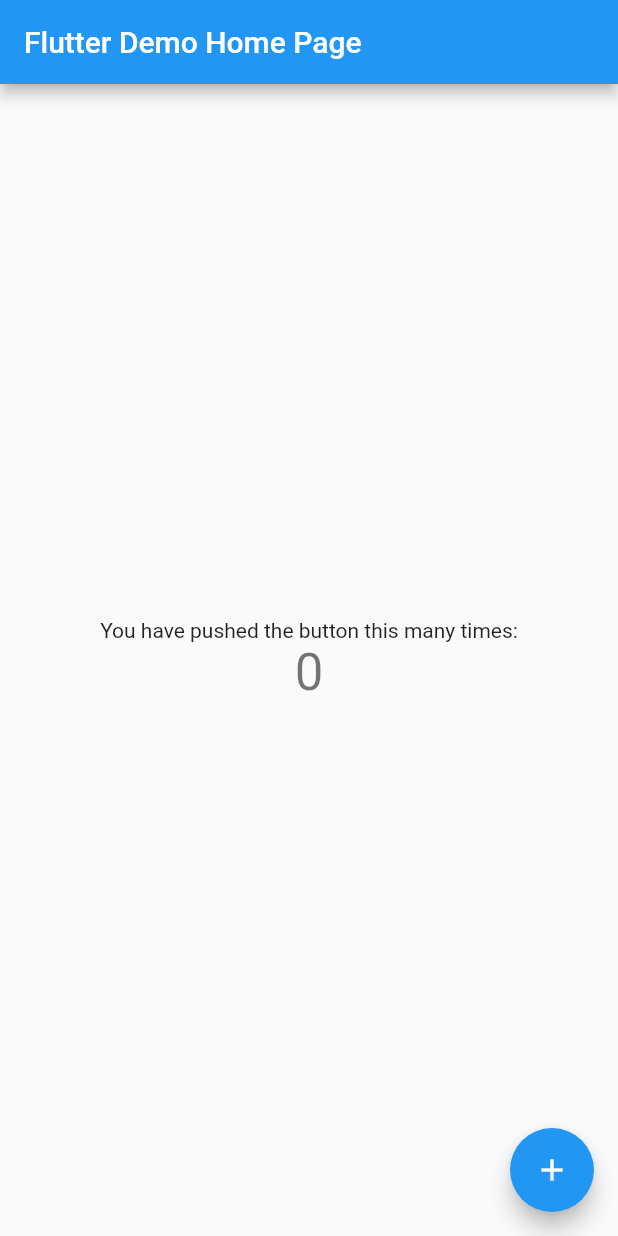
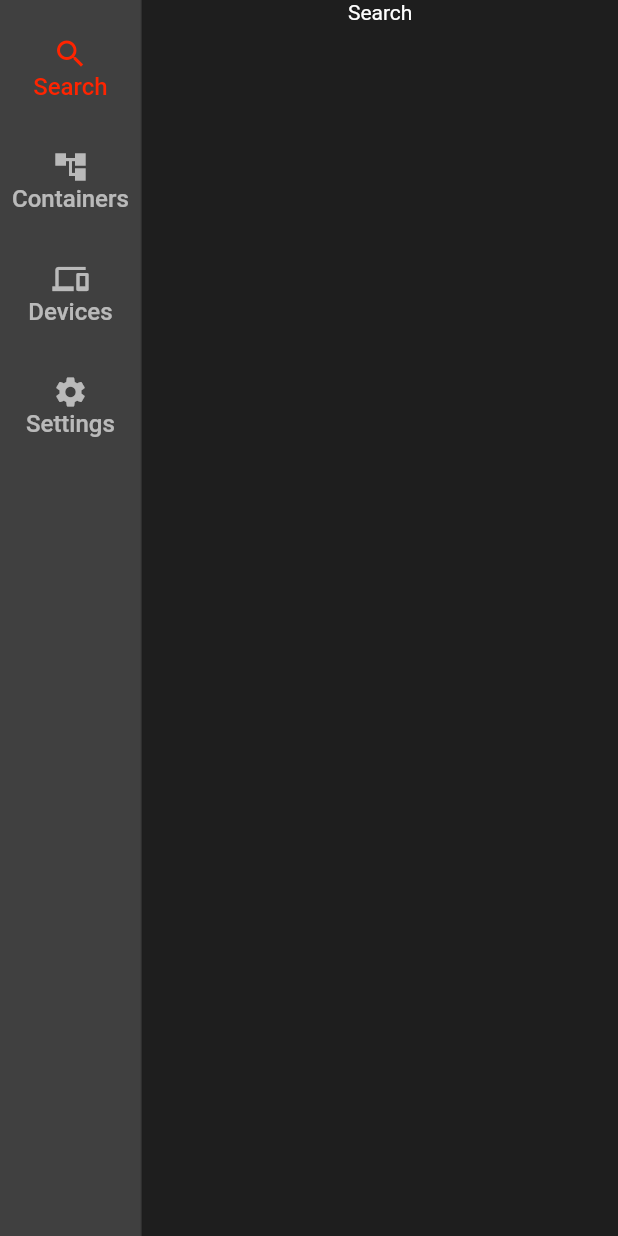
Before and after one commit to 049er/tswiri_base, a Flutter app: the screen it shows after launch, on a phone screen of 412 x 824 dp. Run offline on Flutter 3.47's test engine with Material 2 defaults, Android fonts, the phone set to English and light mode, and no system bars; our stand-ins replace camera, google_sign_in, pdf, sensors_plus, shared_preferences; missing offline and left inert: flutter_archive, flutter_isolate, google_mlkit_barcode_scanning, google_mlkit_image_labeling, google_mlkit_object_detection, google_mlkit_text_recognition and 3 more; accounts and stored records are empty.

Commit message:
Desktop Example

```diff
--- a/examples/desktop_example/lib/main.dart
+++ b/examples/desktop_example/lib/main.dart
@@ -1,6 +1,36 @@
+import 'dart:developer';
+
+import 'package:desktop_example/views/containers_view.dart';
+import 'package:desktop_example/views/devices_view.dart';
+import 'package:desktop_example/views/search_view.dart';
+import 'package:desktop_example/views/settings_view.dart';
 import 'package:flutter/material.dart';
+import 'package:tswiri_base/settings/desktop_settings.dart';
+import 'package:tswiri_base/theme/theme.dart';
+import 'package:tswiri_base/colors/colors.dart';
+import 'package:tswiri_database/desktop_database.dart';
+import 'package:tswiri_database/export.dart';
+import 'package:tswiri_database/functions/create_functions.dart';
+import 'package:tswiri_database/test_functions/populate_database.dart';
 
-void main() {
+void main() async {
+  WidgetsFlutterBinding.ensureInitialized();
+
+  //Load app settings.
+  // await load();
+  await loadDesktopSettings();
+
+  //Initiate Isar Storage Directories.
+  await initiateIsarDirectory();
+  await initiatePhotoStorage();
+
+  //Initiate Isar.
+  isar = initiateDesktopIsar();
+
+  //Populate the database for testing.
+  createBasicContainerTypes();
+  populateDatabase();
+
   runApp(const MyApp());
 }
 
@@ -11,105 +41,91 @@ class MyApp extends StatelessWidget {
   @override
   Widget build(BuildContext context) {
     return MaterialApp(
-      title: 'Flutter Demo',
-      theme: ThemeData(
-        // This is the theme of your application.
-        //
-        // Try running your application with "flutter run". You'll see the
-        // application has a blue toolbar. Then, without quitting the app, try
-        // changing the primarySwatch below to Colors.green and then invoke
-        // "hot reload" (press "r" in the console where you ran "flutter run",
-        // or simply save your changes to "hot reload" in a Flutter IDE).
-        // Notice that the counter didn't reset back to zero; the application
-        // is not restarted.
-        primarySwatch: Colors.blue,
-      ),
-      home: const MyHomePage(title: 'Flutter Demo Home Page'),
+      title: 'Tswiri Desktop Example',
+      theme: tswiriTheme,
+      home: const MyHomePage(),
+      debugShowCheckedModeBanner: false,
     );
   }
 }
 
 class MyHomePage extends StatefulWidget {
-  const MyHomePage({Key? key, required this.title}) : super(key: key);
-
-  // This widget is the home page of your application. It is stateful, meaning
-  // that it has a State object (defined below) that contains fields that affect
-  // how it looks.
-
-  // This class is the configuration for the state. It holds the values (in this
-  // case the title) provided by the parent (in this case the App widget) and
-  // used by the build method of the State. Fields in a Widget subclass are
-  // always marked "final".
-
-  final String title;
+  const MyHomePage({Key? key}) : super(key: key);
 
   @override
   State<MyHomePage> createState() => _MyHomePageState();
 }
 
 class _MyHomePageState extends State<MyHomePage> {
-  int _counter = 0;
+  int _selectedIndex = 0;
+  NavigationRailLabelType labelType = NavigationRailLabelType.all;
+  double groupAligment = -1.0;
 
-  void _incrementCounter() {
-    setState(() {
-      // This call to setState tells the Flutter framework that something has
-      // changed in this State, which causes it to rerun the build method below
-      // so that the display can reflect the updated values. If we changed
-      // _counter without calling setState(), then the build method would not be
-      // called again, and so nothing would appear to happen.
-      _counter++;
-    });
+  List<Widget> pages = [
+    const SearchView(),
+    const ContainersView(),
+    const DevicesView(),
+    const SettingsView(),
+  ];
+
+  @override
+  void initState() {
+    super.initState();
   }
 
   @override
   Widget build(BuildContext context) {
-    // This method is rerun every time setState is called, for instance as done
-    // by the _incrementCounter method above.
-    //
-    // The Flutter framework has been optimized to make rerunning build methods
-    // fast, so that you can just rebuild anything that needs updating rather
-    // than having to individually change instances of widgets.
     return Scaffold(
-      appBar: AppBar(
-        // Here we take the value from the MyHomePage object that was created by
-        // the App.build method, and use it to set our appbar title.
-        title: Text(widget.title),
-      ),
-      body: Center(
-        // Center is a layout widget. It takes a single child and positions it
-        // in the middle of the parent.
-        child: Column(
-          // Column is also a layout widget. It takes a list of children and
-          // arranges them vertically. By default, it sizes itself to fit its
-          // children horizontally, and tries to be as tall as its parent.
-          //
-          // Invoke "debug painting" (press "p" in the console, choose the
-          // "Toggle Debug Paint" action from the Flutter Inspector in Android
-          // Studio, or the "Toggle Debug Paint" command in Visual Studio Code)
-          // to see the wireframe for each widget.
-          //
-          // Column has various properties to control how it sizes itself and
-          // how it positions its children. Here we use mainAxisAlignment to
-          // center the children vertically; the main axis here is the vertical
-          // axis because Columns are vertical (the cross axis would be
-          // horizontal).
-          mainAxisAlignment: MainAxisAlignment.center,
-          children: <Widget>[
-            const Text(
-              'You have pushed the button this many times:',
-            ),
-            Text(
-              '$_counter',
-              style: Theme.of(context).textTheme.headline4,
-            ),
-          ],
+      body: _body(),
+    );
+  }
+
+  Widget _body() {
+    return Row(
+      children: [
+        _navigationRail(),
+        const VerticalDivider(thickness: 1, width: 1),
+        // This is the main content.
+
+        pages[_selectedIndex],
+      ],
+    );
+  }
+
+  Widget _navigationRail() {
+    return NavigationRail(
+      backgroundColor: background[400],
+      selectedIndex: _selectedIndex,
+      groupAlignment: groupAligment,
+      onDestinationSelected: (int index) {
+        setState(() {
+          _selectedIndex = index;
+          log(_selectedIndex.toString());
+        });
+      },
+      labelType: labelType,
+      destinations: const <NavigationRailDestination>[
+        NavigationRailDestination(
+          icon: Icon(Icons.search),
+          selectedIcon: Icon(Icons.search),
+          label: Text('Search'),
         ),
-      ),
-      floatingActionButton: FloatingActionButton(
-        onPressed: _incrementCounter,
-        tooltip: 'Increment',
-        child: const Icon(Icons.add),
-      ), // This trailing comma makes auto-formatting nicer for build methods.
+        NavigationRailDestination(
+          icon: Icon(Icons.account_tree_sharp),
+          selectedIcon: Icon(Icons.account_tree_sharp),
+          label: Text('Containers'),
+        ),
+        NavigationRailDestination(
+          icon: Icon(Icons.devices),
+          selectedIcon: Icon(Icons.devices),
+          label: Text('Devices'),
+        ),
+        NavigationRailDestination(
+          icon: Icon(Icons.settings),
+          selectedIcon: Icon(Icons.settings),
+          label: Text('Settings'),
+        ),
+      ],
     );
   }
 }
--- /dev/null
+++ b/examples/desktop_example/lib/views/search_view.dart
@@ -0,0 +1,25 @@
+import 'package:flutter/material.dart';
+import 'package:tswiri_base/colors/colors.dart';
+
+class SearchView extends StatefulWidget {
+  const SearchView({Key? key}) : super(key: key);
+
+  @override
+  State<SearchView> createState() => _SearchViewState();
+}
+
+class _SearchViewState extends State<SearchView> {
+  @override
+  Widget build(BuildContext context) {
+    return Expanded(
+      child: Container(
+        color: background,
+        child: Column(
+          children: [
+            const Text('Search'),
+          ],
+        ),
+      ),
+    );
+  }
+}
--- a/examples/mobile_example/lib/main.dart
+++ b/examples/mobile_example/lib/main.dart
@@ -22,7 +22,7 @@ Future<void> main() async {
   ]);
 
   //Load app settings.
-  await loadAppSettigns();
+  await loadAppSettings();
 
   //Initiate Isar Storage Directories.
   await initiateIsarDirectory();
@@ -53,7 +53,7 @@ class MyApp extends StatelessWidget {
   Widget build(BuildContext context) {
     return MaterialApp(
       title: 'Tswiri Example',
-      theme: sunbirdTheme,
+      theme: tswiriTheme,
       home: const MyHomePage(),
     );
   }
--- a/examples/mobile_example/lib/views/settings/settings_view.dart
+++ b/examples/mobile_example/lib/views/settings/settings_view.dart
@@ -355,7 +355,7 @@ class _SettingsViewState extends State<SettingsView> {
   }
 
   void _loadSettings() async {
-    loadAppSettigns();
+    loadAppSettings();
     prefs = await SharedPreferences.getInstance();
     _barcodeSizeController.text = defaultBarcodeSize.toString();
     _objectDetectionConfidence.text = objectDetectionConfidence.toString();
--- /dev/null
+++ b/lib/settings/global_settings.dart
@@ -0,0 +1,62 @@
+//Color Mode
+bool colorModeEnabled = false;
+String colorModeEnabledPref = 'colorModeEnabled';
+
+//Isar version
+int isarVersion = 1;
+
+//Current Space.
+String? currentSpacePath;
+String currentSpacePathPref = 'currentSpacePath';
+
+///Default Barcode Size.
+double defaultBarcodeSize = 80;
+String defaultBarcodeSizePref = 'defaultBarcodeSize';
+
+///Barcode Filters.
+List<String> barcodeFilters = ['Assigned', 'Unassigned'];
+
+///Defualt barcode sizes.
+final Map<String, double> barcodeSizes = {
+  'Tiny': 10,
+  'Extra Small': 20,
+  'Small': 30,
+  'Medium': 50,
+  'Large': 60,
+  'Extra Large': 75,
+  'Custom': 100,
+};
+
+///Barcodes per A4 page.
+final Map<String, int> barcodesPerPage = {
+  'Tiny': 228,
+  'Extra Small': 130,
+  'Small': 56,
+  'Medium': 20,
+  'Large': 12,
+  'Extra Large': 6,
+  'Custom': 100,
+};
+
+List<String> searchFilters = [
+  'Tags',
+  'ML Labels',
+  'Photo Labels',
+  'Object Labels',
+  'Name',
+  'Description',
+  'ML Text',
+];
+
+Map<String, String> filterTypes = {
+  'Tags': 'Search by container tags',
+  'ML Labels': 'Search by photo labels',
+  'Photo Labels': 'Search by User Photo Labels',
+  'Object Labels': 'Search by User Object Labels',
+  'Name': 'Search by container Name',
+  'Description': 'Search by container Description',
+  'ML Text': 'Search by detected text',
+};
+
+///Container Filters
+List<String> containerFilters = ['Area', 'Drawer', 'Shelf', 'Box'];
--- a/lib/theme/theme.dart
+++ b/lib/theme/theme.dart
@@ -2,7 +2,7 @@ import 'package:flutter/material.dart';
 import 'package:tswiri_base/colors/colors.dart';
 
 ///Sunbird Theme.
-ThemeData sunbirdTheme = ThemeData(
+ThemeData tswiriTheme = ThemeData(
   brightness: Brightness.dark,
   backgroundColor: Colors.black,
   primaryColor: sunbirdOrange,
--- a/lib/widgets/containers/container_card.dart
+++ b/lib/widgets/containers/container_card.dart
@@ -1,6 +1,7 @@
 import 'package:flutter/material.dart';
 import 'package:tswiri_base/colors/colors.dart';
 import 'package:tswiri_base/settings/app_settings.dart';
+import 'package:tswiri_base/settings/global_settings.dart';
 import 'package:tswiri_database/export.dart';
 import 'package:tswiri_database/functions/get_functions.dart';
 
```
Also changed, not shown: examples/desktop_example/lib/views/containers_view.dart (added, +25 -0 lines), examples/desktop_example/lib/views/devices_view.dart (added, +25 -0 lines), examples/desktop_example/lib/views/settings_view.dart (added, +25 -0 lines), examples/desktop_example/pubspec.yaml (+10 -1 lines), lib/settings/app_settings.dart (+3 -64 lines), lib/settings/desktop_settings.dart (added, +21 -0 lines), examples/desktop_example/pubspec.lock, examples/mobile_example/pubspec.lock, 27 other files.
